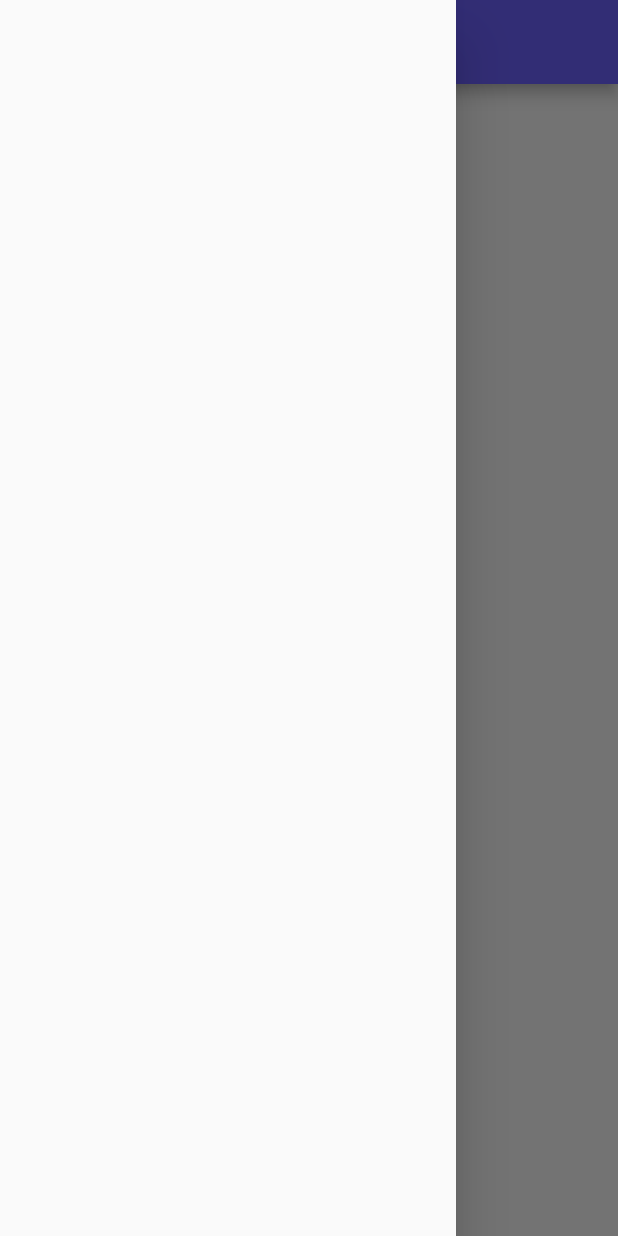
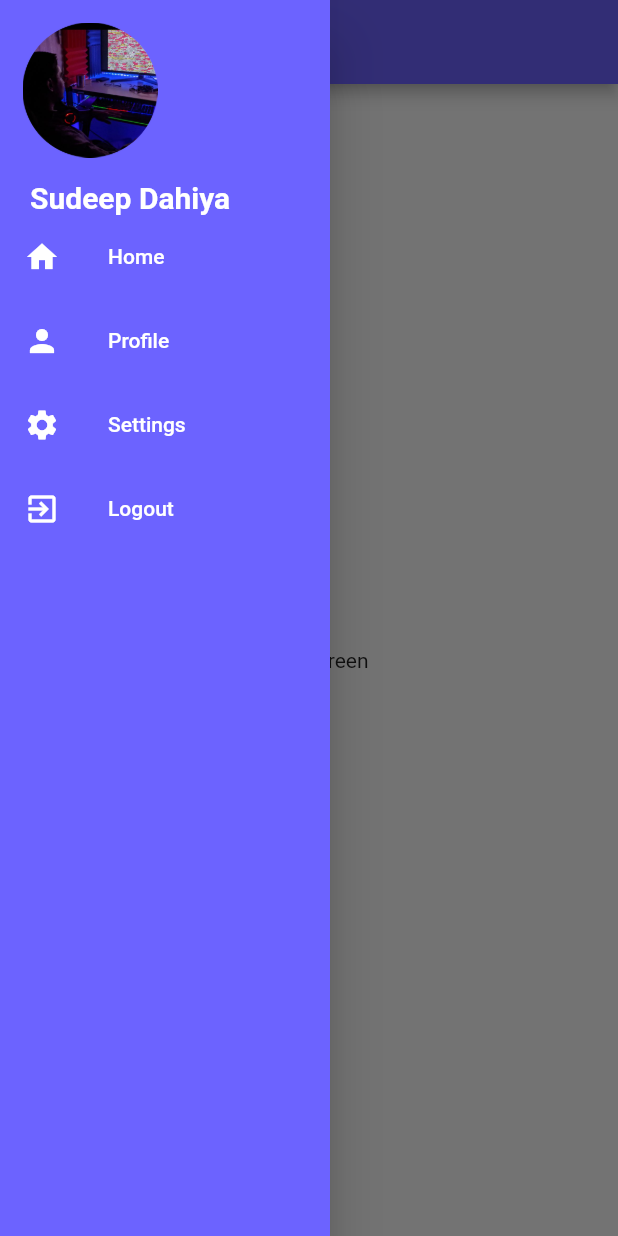
Before and after one commit to Sudeep152/FlutterLearn, a Flutter app: the HomeScreen screen opened by its route, with the side drawer open, on a phone screen of 412 x 824 dp. Run offline on Flutter 3.47's test engine with Material 2 defaults, Android fonts, the phone set to English and light mode, and no system bars; our stand-ins replace google_fonts.

Commit message:
first commit

```diff
--- a/lib/screens/home_screen.dart
+++ b/lib/screens/home_screen.dart
@@ -1,10 +1,22 @@
 import 'package:flutter/material.dart';
+import 'package:flutter/rendering.dart';
+import 'package:google_fonts/google_fonts.dart';
+import 'package:test_catalog/widgets/drawr.dart';
+// ignore_for_file: prefer_const_constructors
 
 class HomeScreen extends StatelessWidget {
   @override
   Widget build(BuildContext context) {
     return Scaffold(
-      drawer: Drawer(),
+      drawer: Container(
+        width: 220.0,
+        child: Drawer(
+          child: SafeArea(
+            child: Drawar(),
+          ),
+          backgroundColor: Color.fromRGBO(108, 99, 255, 1),
+        ),
+      ),
       appBar: AppBar(
         backgroundColor: Color.fromRGBO(108, 99, 255, 1),
         title: Text('Flutter Catalog'),
--- a/lib/screens/login_screen.dart
+++ b/lib/screens/login_screen.dart
@@ -2,6 +2,7 @@ import 'package:flutter/material.dart';
 import 'package:google_fonts/google_fonts.dart';
 import 'package:flutter/animation.dart';
 import 'package:flutter/src/widgets/implicit_animations.dart';
+// ignore_for_file: prefer_const_constructors
 
 class LoginScreen extends StatefulWidget {
   @override
@@ -11,10 +12,25 @@ class LoginScreen extends StatefulWidget {
 class _LoginScreenState extends State<LoginScreen> {
   String name = "";
   bool isClicked = false;
+
+  moveToHome(BuildContext context) async {
+    setState(() {
+      isClicked = true;
+    });
+
+    await Future.delayed(Duration(seconds: 1));
+    await Navigator.pushNamed(context, '/home');
+    setState(() {
+      isClicked = false;
+    });
+  }
+
   @override
   Widget build(BuildContext context) {
     return Material(
       color: Colors.white,
+      child: SingleChildScrollView(
+        child: Form(
           child: Column(
             children: [
               Image(
@@ -56,7 +72,11 @@ class _LoginScreenState extends State<LoginScreen> {
                               ),
                             ),
                           ),
-                  ),
+                          validator: (value) {
+                            if (value!.isEmpty) {
+                              return "Enter email please";
+                            }
+                          }),
                     ),
                     Padding(
                       padding: const EdgeInsets.all(8.0),
@@ -80,15 +100,11 @@ class _LoginScreenState extends State<LoginScreen> {
               SizedBox(
                 height: 20,
               ),
-
-          InkWell(
+              Material(
+                color: Colors.black,
+                child: InkWell(
                   onTap: () async {
-              setState(() {
-                isClicked = true;
-              });
-
-              await Future.delayed(Duration(seconds: 1));
-              Navigator.pushNamed(context, '/home');
+                    moveToHome(context);
                   },
                   child: AnimatedContainer(
                     duration: Duration(seconds: 1),
@@ -104,30 +120,11 @@ class _LoginScreenState extends State<LoginScreen> {
                           fontWeight: FontWeight.bold),
                     ),
                   ),
+                ),
               )
-
-          // Padding(
-          //   padding: const EdgeInsets.all(20.0),
-          //   child: SizedBox(
-          //     height: 50,
-          //     width: double.infinity,
-          //     child: ElevatedButton(
-          //         style: TextButton.styleFrom(
-          //           elevation: 10.00,
-          //           backgroundColor: Color.fromRGBO(108, 99, 255, 1),
-          //           shape: RoundedRectangleBorder(
-          //               borderRadius: BorderRadius.circular(10)),
-          //         ),
-          //         onPressed: () {
-          //           Navigator.pushNamed(context, '/home');
-          //         },
-          //         child: Text(
-          //           "Login",
-          //           style: TextStyle(fontSize: 20.00),
-          //         )),
-          //   ),
-          // )
             ],
+          ),
+        ),
       ),
     );
   }
--- /dev/null
+++ b/lib/widgets/drawr.dart
@@ -0,0 +1,81 @@
+import 'package:flutter/cupertino.dart';
+import 'package:flutter/material.dart';
+
+// ignore: prefer_const_constructors
+// ignore: prefer_const_constructors
+class Drawar extends StatelessWidget {
+  @override
+  Widget build(BuildContext context) {
+    return Container(
+      child: Column(
+        children: [
+          Container(
+            padding: EdgeInsets.all(15),
+            alignment: Alignment.centerLeft,
+            // ignore: prefer_const_constructors
+            child: Image(
+              image: AssetImage('assets/images/pp.png'),
+              width: 90.0,
+            ),
+          ),
+          Container(
+            padding: EdgeInsets.fromLTRB(20, 0, 0, 0),
+            alignment: Alignment.centerLeft,
+            // ignore: prefer_const_constructors
+            child: Text(
+              "Sudeep Dahiya",
+              // ignore: prefer_const_constructors
+              style: TextStyle(
+                  fontSize: 20,
+                  color: Colors.white,
+                  fontWeight: FontWeight.bold),
+            ),
+          ),
+          Container(
+            alignment: Alignment.centerLeft,
+            child: Column(
+              children: [
+                ListTile(
+                  textColor: Colors.white,
+                  iconColor: Colors.white,
+                  leading: Icon(Icons.home),
+                  title: Text('Home'),
+                  onTap: () {
+                    Navigator.pushNamed(context, '/home');
+                  },
+                ),
+                ListTile(
+                  textColor: Colors.white,
+                  iconColor: Colors.white,
+                  leading: Icon(Icons.person),
+                  title: Text('Profile'),
+                  onTap: () {
+                    Navigator.pushNamed(context, '/profile');
+                  },
+                ),
+                ListTile(
+                  textColor: Colors.white,
+                  iconColor: Colors.white,
+                  leading: Icon(Icons.settings),
+                  title: Text('Settings'),
+                  onTap: () {
+                    Navigator.pushNamed(context, '/settings');
+                  },
+                ),
+                ListTile(
+                  textColor: Colors.white,
+                  iconColor: Colors.white,
+                  leading: Icon(Icons.exit_to_app),
+                  title: Text('Logout'),
+                  onTap: () {
+                    Navigator.pushNamed(context, '/login');
+                  },
+                ),
+              ],
+            ),
+          ),
+        ],
+      ),
+    );
+  }
+}
```
Also changed, not shown: assets/images/pp.png (added). Lines whose indentation alone changed are shown as unchanged.
